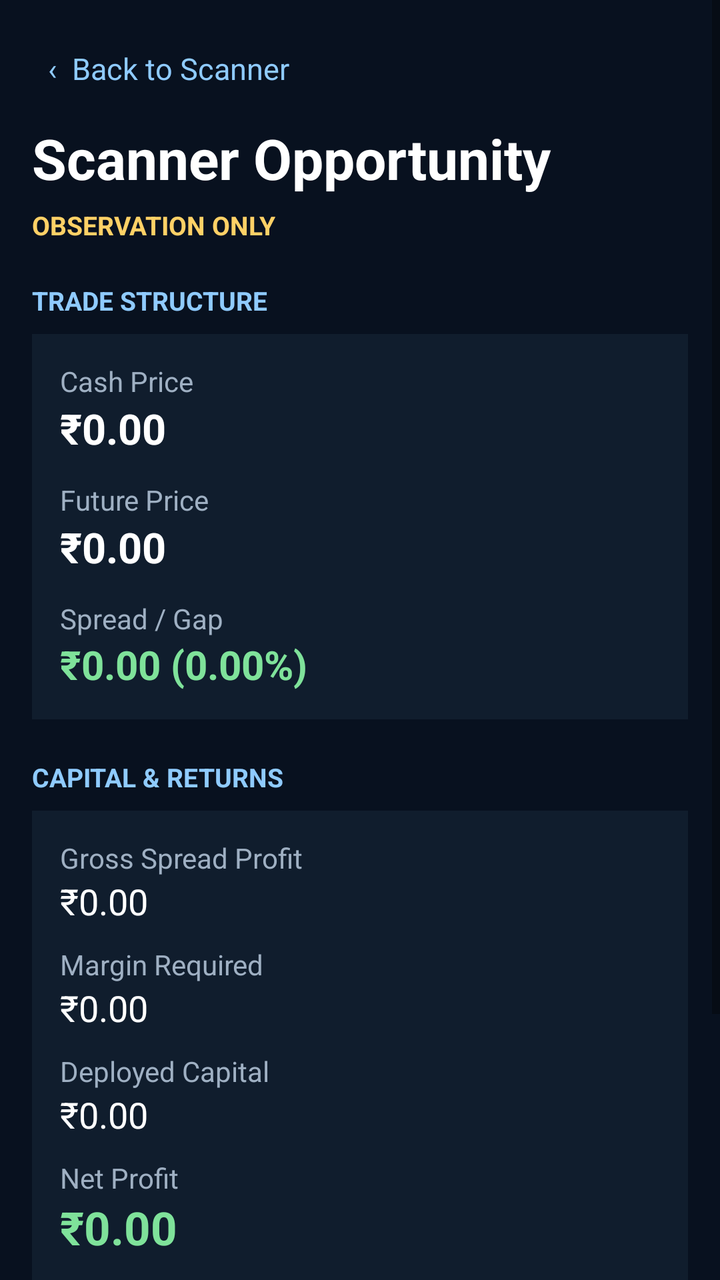
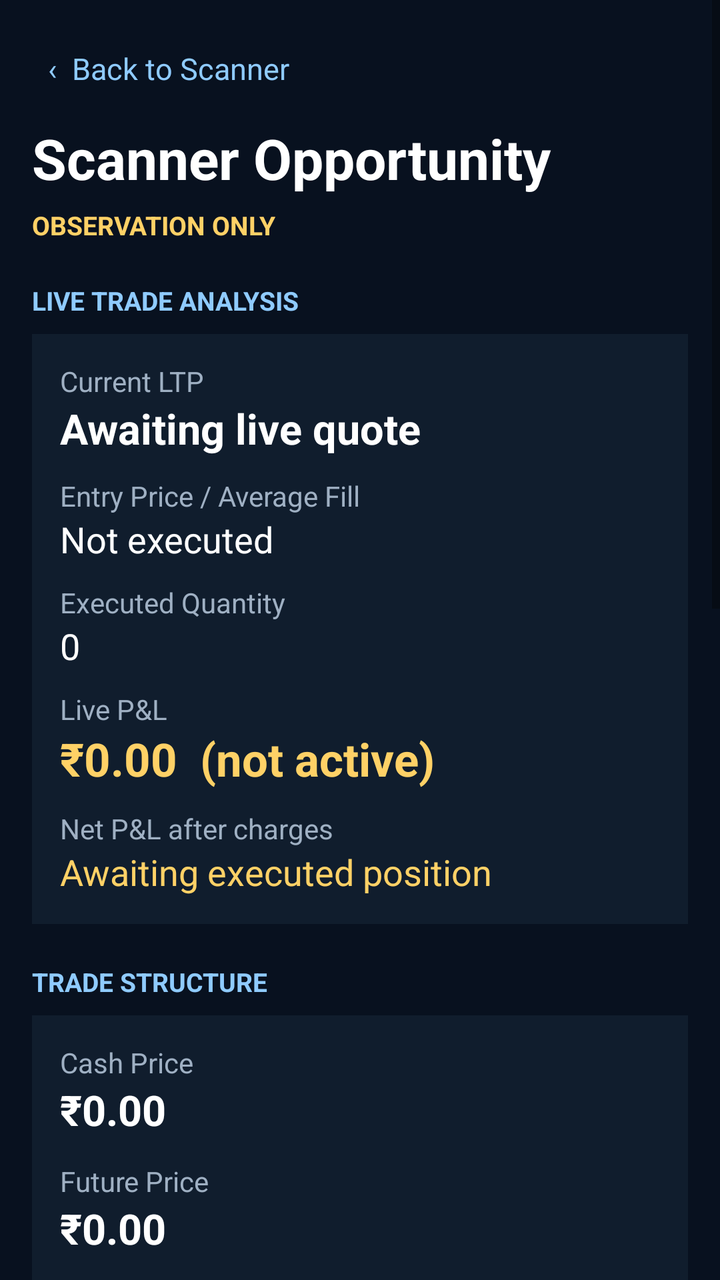

Before-and-after screenshots of an Android layout around one commit, followed by the original layout XML and the change that was made.
<!-- AndroidManifest.xml: application theme Theme.AppCompat.DayNight.DarkActionBar -->
<!-- res/layout/activity_scanner_detail.xml -->
<?xml version="1.0" encoding="utf-8"?>
<ScrollView xmlns:android="http://schemas.android.com/apk/res/android"
    android:layout_width="match_parent"
    android:layout_height="match_parent"
    android:background="#08111F"
    android:fillViewport="true">

    <LinearLayout
        android:layout_width="match_parent"
        android:layout_height="wrap_content"
        android:orientation="vertical"
        android:padding="16dp">

        <TextView
            android:id="@+id/tvDetailBack"
            android:layout_width="wrap_content"
            android:layout_height="wrap_content"
            android:padding="8dp"
            android:text="‹  Back to Scanner"
            android:textColor="#8FCBFF"
            android:textSize="15sp" />

        <TextView
            android:id="@+id/tvDetailTitle"
            android:layout_width="match_parent"
            android:layout_height="wrap_content"
            android:layout_marginTop="8dp"
            android:text="Scanner Opportunity"
            android:textColor="#FFFFFF"
            android:textSize="28sp"
            android:textStyle="bold" />

        <TextView
            android:id="@+id/tvDetailStatus"
            android:layout_width="match_parent"
            android:layout_height="wrap_content"
            android:layout_marginTop="6dp"
            android:text="OBSERVATION ONLY"
            android:textColor="#FFD166"
            android:textSize="13sp"
            android:textStyle="bold" />

        <TextView
            android:layout_width="match_parent"
            android:layout_height="wrap_content"
            android:layout_marginTop="20dp"
            android:text="TRADE STRUCTURE"
            android:textColor="#8FCBFF"
            android:textSize="13sp"
            android:textStyle="bold" />

        <LinearLayout
            android:layout_width="match_parent"
            android:layout_height="wrap_content"
            android:layout_marginTop="8dp"
            android:orientation="vertical"
            android:background="#101D2D"
            android:padding="14dp">
            <TextView android:layout_width="match_parent" android:layout_height="wrap_content" android:text="Cash Price" android:textColor="#9FB0C3" />
            <TextView android:id="@+id/tvCashValue" android:layout_width="match_parent" android:layout_height="wrap_content" android:text="₹0.00" android:textColor="#FFFFFF" android:textSize="21sp" android:textStyle="bold" />
            <TextView android:layout_width="match_parent" android:layout_height="wrap_content" android:layout_marginTop="12dp" android:text="Future Price" android:textColor="#9FB0C3" />
            <TextView android:id="@+id/tvFutureValue" android:layout_width="match_parent" android:layout_height="wrap_content" android:text="₹0.00" android:textColor="#FFFFFF" android:textSize="21sp" android:textStyle="bold" />
            <TextView android:layout_width="match_parent" android:layout_height="wrap_content" android:layout_marginTop="12dp" android:text="Spread / Gap" android:textColor="#9FB0C3" />
            <TextView android:id="@+id/tvGapValue" android:layout_width="match_parent" android:layout_height="wrap_content" android:text="₹0.00 (0.00%)" android:textColor="#7FE29A" android:textSize="20sp" android:textStyle="bold" />
        </LinearLayout>

        <TextView android:layout_width="match_parent" android:layout_height="wrap_content" android:layout_marginTop="20dp" android:text="CAPITAL &amp; RETURNS" android:textColor="#8FCBFF" android:textSize="13sp" android:textStyle="bold" />
        <LinearLayout android:layout_width="match_parent" android:layout_height="wrap_content" android:layout_marginTop="8dp" android:orientation="vertical" android:background="#101D2D" android:padding="14dp">
            <TextView android:layout_width="match_parent" android:layout_height="wrap_content" android:text="Gross Spread Profit" android:textColor="#9FB0C3" />
            <TextView android:id="@+id/tvGrossValue" android:layout_width="match_parent" android:layout_height="wrap_content" android:text="₹0.00" android:textColor="#FFFFFF" android:textSize="18sp" />
            <TextView android:layout_width="match_parent" android:layout_height="wrap_content" android:layout_marginTop="10dp" android:text="Margin Required" android:textColor="#9FB0C3" />
            <TextView android:id="@+id/tvMarginValue" android:layout_width="match_parent" android:layout_height="wrap_content" android:text="₹0.00" android:textColor="#FFFFFF" android:textSize="18sp" />
            <TextView android:layout_width="match_parent" android:layout_height="wrap_content" android:layout_marginTop="10dp" android:text="Deployed Capital" android:textColor="#9FB0C3" />
            <TextView android:id="@+id/tvCapitalValue" android:layout_width="match_parent" android:layout_height="wrap_content" android:text="₹0.00" android:textColor="#FFFFFF" android:textSize="18sp" />
            <TextView android:layout_width="match_parent" android:layout_height="wrap_content" android:layout_marginTop="10dp" android:text="Net Profit" android:textColor="#9FB0C3" />
            <TextView android:id="@+id/tvNetValue" android:layout_width="match_parent" android:layout_height="wrap_content" android:text="₹0.00" android:textColor="#7FE29A" android:textSize="23sp" android:textStyle="bold" />
            <TextView android:layout_width="match_parent" android:layout_height="wrap_content" android:layout_marginTop="10dp" android:text="ROI" android:textColor="#9FB0C3" />
            <TextView android:id="@+id/tvRoiValue" android:layout_width="match_parent" android:layout_height="wrap_content" android:text="0.00%" android:textColor="#7FE29A" android:textSize="20sp" android:textStyle="bold" />
        </LinearLayout>

        <TextView android:layout_width="match_parent" android:layout_height="wrap_content" android:layout_marginTop="20dp" android:text="ANALYSIS &amp; RISK" android:textColor="#8FCBFF" android:textSize="13sp" android:textStyle="bold" />
        <TextView android:id="@+id/tvAnalysisNote" android:layout_width="match_parent" android:layout_height="wrap_content" android:layout_marginTop="8dp" android:background="#101D2D" android:padding="14dp" android:textColor="#D9E4F0" android:textSize="14sp" />
    </LinearLayout>
</ScrollView>
<!-- resources referenced by this layout -->
<resources>

</resources>

<!-- the commit's change to res/layout/activity_scanner_detail.xml (unified diff, before → after) -->
@@ -1,84 +1,34 @@
 <?xml version="1.0" encoding="utf-8"?>
-<ScrollView xmlns:android="http://schemas.android.com/apk/res/android"
-    android:layout_width="match_parent"
-    android:layout_height="match_parent"
-    android:background="#08111F"
-    android:fillViewport="true">
-
-    <LinearLayout
-        android:layout_width="match_parent"
-        android:layout_height="wrap_content"
-        android:orientation="vertical"
-        android:padding="16dp">
-
-        <TextView
-            android:id="@+id/tvDetailBack"
-            android:layout_width="wrap_content"
-            android:layout_height="wrap_content"
-            android:padding="8dp"
-            android:text="‹  Back to Scanner"
-            android:textColor="#8FCBFF"
-            android:textSize="15sp" />
-
-        <TextView
-            android:id="@+id/tvDetailTitle"
-            android:layout_width="match_parent"
-            android:layout_height="wrap_content"
-            android:layout_marginTop="8dp"
-            android:text="Scanner Opportunity"
-            android:textColor="#FFFFFF"
-            android:textSize="28sp"
-            android:textStyle="bold" />
-
-        <TextView
-            android:id="@+id/tvDetailStatus"
-            android:layout_width="match_parent"
-            android:layout_height="wrap_content"
-            android:layout_marginTop="6dp"
-            android:text="OBSERVATION ONLY"
-            android:textColor="#FFD166"
-            android:textSize="13sp"
-            android:textStyle="bold" />
-
-        <TextView
-            android:layout_width="match_parent"
-            android:layout_height="wrap_content"
-            android:layout_marginTop="20dp"
-            android:text="TRADE STRUCTURE"
-            android:textColor="#8FCBFF"
-            android:textSize="13sp"
-            android:textStyle="bold" />
-
-        <LinearLayout
-            android:layout_width="match_parent"
-            android:layout_height="wrap_content"
-            android:layout_marginTop="8dp"
-            android:orientation="vertical"
-            android:background="#101D2D"
-            android:padding="14dp">
-            <TextView android:layout_width="match_parent" android:layout_height="wrap_content" android:text="Cash Price" android:textColor="#9FB0C3" />
-            <TextView android:id="@+id/tvCashValue" android:layout_width="match_parent" android:layout_height="wrap_content" android:text="₹0.00" android:textColor="#FFFFFF" android:textSize="21sp" android:textStyle="bold" />
-            <TextView android:layout_width="match_parent" android:layout_height="wrap_content" android:layout_marginTop="12dp" android:text="Future Price" android:textColor="#9FB0C3" />
-            <TextView android:id="@+id/tvFutureValue" android:layout_width="match_parent" android:layout_height="wrap_content" android:text="₹0.00" android:textColor="#FFFFFF" android:textSize="21sp" android:textStyle="bold" />
-            <TextView android:layout_width="match_parent" android:layout_height="wrap_content" android:layout_marginTop="12dp" android:text="Spread / Gap" android:textColor="#9FB0C3" />
-            <TextView android:id="@+id/tvGapValue" android:layout_width="match_parent" android:layout_height="wrap_content" android:text="₹0.00 (0.00%)" android:textColor="#7FE29A" android:textSize="20sp" android:textStyle="bold" />
-        </LinearLayout>
-
-        <TextView android:layout_width="match_parent" android:layout_height="wrap_content" android:layout_marginTop="20dp" android:text="CAPITAL &amp; RETURNS" android:textColor="#8FCBFF" android:textSize="13sp" android:textStyle="bold" />
-        <LinearLayout android:layout_width="match_parent" android:layout_height="wrap_content" android:layout_marginTop="8dp" android:orientation="vertical" android:background="#101D2D" android:padding="14dp">
-            <TextView android:layout_width="match_parent" android:layout_height="wrap_content" android:text="Gross Spread Profit" android:textColor="#9FB0C3" />
-            <TextView android:id="@+id/tvGrossValue" android:layout_width="match_parent" android:layout_height="wrap_content" android:text="₹0.00" android:textColor="#FFFFFF" android:textSize="18sp" />
-            <TextView android:layout_width="match_parent" android:layout_height="wrap_content" android:layout_marginTop="10dp" android:text="Margin Required" android:textColor="#9FB0C3" />
-            <TextView android:id="@+id/tvMarginValue" android:layout_width="match_parent" android:layout_height="wrap_content" android:text="₹0.00" android:textColor="#FFFFFF" android:textSize="18sp" />
-            <TextView android:layout_width="match_parent" android:layout_height="wrap_content" android:layout_marginTop="10dp" android:text="Deployed Capital" android:textColor="#9FB0C3" />
-            <TextView android:id="@+id/tvCapitalValue" android:layout_width="match_parent" android:layout_height="wrap_content" android:text="₹0.00" android:textColor="#FFFFFF" android:textSize="18sp" />
-            <TextView android:layout_width="match_parent" android:layout_height="wrap_content" android:layout_marginTop="10dp" android:text="Net Profit" android:textColor="#9FB0C3" />
-            <TextView android:id="@+id/tvNetValue" android:layout_width="match_parent" android:layout_height="wrap_content" android:text="₹0.00" android:textColor="#7FE29A" android:textSize="23sp" android:textStyle="bold" />
-            <TextView android:layout_width="match_parent" android:layout_height="wrap_content" android:layout_marginTop="10dp" android:text="ROI" android:textColor="#9FB0C3" />
-            <TextView android:id="@+id/tvRoiValue" android:layout_width="match_parent" android:layout_height="wrap_content" android:text="0.00%" android:textColor="#7FE29A" android:textSize="20sp" android:textStyle="bold" />
-        </LinearLayout>
-
-        <TextView android:layout_width="match_parent" android:layout_height="wrap_content" android:layout_marginTop="20dp" android:text="ANALYSIS &amp; RISK" android:textColor="#8FCBFF" android:textSize="13sp" android:textStyle="bold" />
-        <TextView android:id="@+id/tvAnalysisNote" android:layout_width="match_parent" android:layout_height="wrap_content" android:layout_marginTop="8dp" android:background="#101D2D" android:padding="14dp" android:textColor="#D9E4F0" android:textSize="14sp" />
-    </LinearLayout>
-</ScrollView>
+<ScrollView xmlns:android="http://schemas.android.com/apk/res/android" android:layout_width="match_parent" android:layout_height="match_parent" android:background="#08111F" android:fillViewport="true">
+<LinearLayout android:layout_width="match_parent" android:layout_height="wrap_content" android:orientation="vertical" android:padding="16dp">
+<TextView android:id="@+id/tvDetailBack" android:layout_width="wrap_content" android:layout_height="wrap_content" android:padding="8dp" android:text="‹  Back to Scanner" android:textColor="#8FCBFF" android:textSize="15sp" />
+<TextView android:id="@+id/tvDetailTitle" android:layout_width="match_parent" android:layout_height="wrap_content" android:layout_marginTop="8dp" android:text="Scanner Opportunity" android:textColor="#FFFFFF" android:textSize="28sp" android:textStyle="bold" />
+<TextView android:id="@+id/tvDetailStatus" android:layout_width="match_parent" android:layout_height="wrap_content" android:layout_marginTop="6dp" android:text="OBSERVATION ONLY" android:textColor="#FFD166" android:textSize="13sp" android:textStyle="bold" />
+<TextView android:layout_width="match_parent" android:layout_height="wrap_content" android:layout_marginTop="20dp" android:text="LIVE TRADE ANALYSIS" android:textColor="#8FCBFF" android:textSize="13sp" android:textStyle="bold" />
+<LinearLayout android:layout_width="match_parent" android:layout_height="wrap_content" android:layout_marginTop="8dp" android:orientation="vertical" android:background="#101D2D" android:padding="14dp">
+<TextView android:layout_width="match_parent" android:layout_height="wrap_content" android:text="Current LTP" android:textColor="#9FB0C3" /><TextView android:id="@+id/tvCurrentLtpValue" android:layout_width="match_parent" android:layout_height="wrap_content" android:text="Awaiting live quote" android:textColor="#FFFFFF" android:textSize="21sp" android:textStyle="bold" />
+<TextView android:layout_width="match_parent" android:layout_height="wrap_content" android:layout_marginTop="10dp" android:text="Entry Price / Average Fill" android:textColor="#9FB0C3" /><TextView android:id="@+id/tvEntryValue" android:layout_width="match_parent" android:layout_height="wrap_content" android:text="Not executed" android:textColor="#FFFFFF" android:textSize="18sp" />
+<TextView android:layout_width="match_parent" android:layout_height="wrap_content" android:layout_marginTop="10dp" android:text="Executed Quantity" android:textColor="#9FB0C3" /><TextView android:id="@+id/tvQuantityValue" android:layout_width="match_parent" android:layout_height="wrap_content" android:text="0" android:textColor="#FFFFFF" android:textSize="18sp" />
+<TextView android:layout_width="match_parent" android:layout_height="wrap_content" android:layout_marginTop="10dp" android:text="Live P&amp;L" android:textColor="#9FB0C3" /><TextView android:id="@+id/tvLivePnlValue" android:layout_width="match_parent" android:layout_height="wrap_content" android:text="₹0.00  (not active)" android:textColor="#FFD166" android:textSize="23sp" android:textStyle="bold" />
+<TextView android:layout_width="match_parent" android:layout_height="wrap_content" android:layout_marginTop="10dp" android:text="Net P&amp;L after charges" android:textColor="#9FB0C3" /><TextView android:id="@+id/tvNetPnlValue" android:layout_width="match_parent" android:layout_height="wrap_content" android:text="Awaiting executed position" android:textColor="#FFD166" android:textSize="18sp" />
+</LinearLayout>
+<TextView android:layout_width="match_parent" android:layout_height="wrap_content" android:layout_marginTop="20dp" android:text="TRADE STRUCTURE" android:textColor="#8FCBFF" android:textSize="13sp" android:textStyle="bold" />
+<LinearLayout android:layout_width="match_parent" android:layout_height="wrap_content" android:layout_marginTop="8dp" android:orientation="vertical" android:background="#101D2D" android:padding="14dp">
+<TextView android:layout_width="match_parent" android:layout_height="wrap_content" android:text="Cash Price" android:textColor="#9FB0C3" /><TextView android:id="@+id/tvCashValue" android:layout_width="match_parent" android:layout_height="wrap_content" android:text="₹0.00" android:textColor="#FFFFFF" android:textSize="21sp" android:textStyle="bold" />
+<TextView android:layout_width="match_parent" android:layout_height="wrap_content" android:layout_marginTop="12dp" android:text="Future Price" android:textColor="#9FB0C3" /><TextView android:id="@+id/tvFutureValue" android:layout_width="match_parent" android:layout_height="wrap_content" android:text="₹0.00" android:textColor="#FFFFFF" android:textSize="21sp" android:textStyle="bold" />
+<TextView android:layout_width="match_parent" android:layout_height="wrap_content" android:layout_marginTop="12dp" android:text="Spread / Gap" android:textColor="#9FB0C3" /><TextView android:id="@+id/tvGapValue" android:layout_width="match_parent" android:layout_height="wrap_content" android:text="₹0.00 (0.00%)" android:textColor="#7FE29A" android:textSize="20sp" android:textStyle="bold" />
+</LinearLayout>
+<TextView android:layout_width="match_parent" android:layout_height="wrap_content" android:layout_marginTop="20dp" android:text="CAPITAL &amp; RETURNS" android:textColor="#8FCBFF" android:textSize="13sp" android:textStyle="bold" />
+<LinearLayout android:layout_width="match_parent" android:layout_height="wrap_content" android:layout_marginTop="8dp" android:orientation="vertical" android:background="#101D2D" android:padding="14dp">
+<TextView android:layout_width="match_parent" android:layout_height="wrap_content" android:text="Gross Spread Profit" android:textColor="#9FB0C3" /><TextView android:id="@+id/tvGrossValue" android:layout_width="match_parent" android:layout_height="wrap_content" android:text="₹0.00" android:textColor="#FFFFFF" android:textSize="18sp" />
+<TextView android:layout_width="match_parent" android:layout_height="wrap_content" android:layout_marginTop="10dp" android:text="Margin Required" android:textColor="#9FB0C3" /><TextView android:id="@+id/tvMarginValue" android:layout_width="match_parent" android:layout_height="wrap_content" android:text="₹0.00" android:textColor="#FFFFFF" android:textSize="18sp" />
+<TextView android:layout_width="match_parent" android:layout_height="wrap_content" android:layout_marginTop="10dp" android:text="Deployed Capital" android:textColor="#9FB0C3" /><TextView android:id="@+id/tvCapitalValue" android:layout_width="match_parent" android:layout_height="wrap_content" android:text="₹0.00" android:textColor="#FFFFFF" android:textSize="18sp" />
+<TextView android:layout_width="match_parent" android:layout_height="wrap_content" android:layout_marginTop="10dp" android:text="Net Profit" android:textColor="#9FB0C3" /><TextView android:id="@+id/tvNetValue" android:layout_width="match_parent" android:layout_height="wrap_content" android:text="₹0.00" android:textColor="#7FE29A" android:textSize="23sp" android:textStyle="bold" />
+<TextView android:layout_width="match_parent" android:layout_height="wrap_content" android:layout_marginTop="10dp" android:text="ROI" android:textColor="#9FB0C3" /><TextView android:id="@+id/tvRoiValue" android:layout_width="match_parent" android:layout_height="wrap_content" android:text="0.00%" android:textColor="#7FE29A" android:textSize="20sp" android:textStyle="bold" />
+</LinearLayout>
+<TextView android:layout_width="match_parent" android:layout_height="wrap_content" android:layout_marginTop="20dp" android:text="PAYOFF &amp; RISK" android:textColor="#8FCBFF" android:textSize="13sp" android:textStyle="bold" />
+<LinearLayout android:layout_width="match_parent" android:layout_height="wrap_content" android:layout_marginTop="8dp" android:orientation="vertical" android:background="#101D2D" android:padding="14dp">
+<TextView android:id="@+id/tvBreakevenValue" android:layout_width="match_parent" android:layout_height="wrap_content" android:text="Break-even: Awaiting strategy legs" android:textColor="#D9E4F0" android:textSize="16sp" /><TextView android:id="@+id/tvMaxProfitValue" android:layout_width="match_parent" android:layout_height="wrap_content" android:layout_marginTop="8dp" android:text="Max Profit: Awaiting strategy legs" android:textColor="#7FE29A" android:textSize="16sp" /><TextView android:id="@+id/tvMaxLossValue" android:layout_width="match_parent" android:layout_height="wrap_content" android:layout_marginTop="8dp" android:text="Max Loss: Awaiting strategy legs" android:textColor="#FF6B6B" android:textSize="16sp" /><TextView android:id="@+id/tvRiskValue" android:layout_width="match_parent" android:layout_height="wrap_content" android:layout_marginTop="8dp" android:text="Risk: Scanner estimate only; no executed position" android:textColor="#FFD166" android:textSize="14sp" />
+</LinearLayout>
+<TextView android:layout_width="match_parent" android:layout_height="wrap_content" android:layout_marginTop="20dp" android:text="ANALYSIS &amp; RISK" android:textColor="#8FCBFF" android:textSize="13sp" android:textStyle="bold" /><TextView android:id="@+id/tvAnalysisNote" android:layout_width="match_parent" android:layout_height="wrap_content" android:layout_marginTop="8dp" android:background="#101D2D" android:padding="14dp" android:textColor="#D9E4F0" android:textSize="14sp" />
+</LinearLayout></ScrollView>
